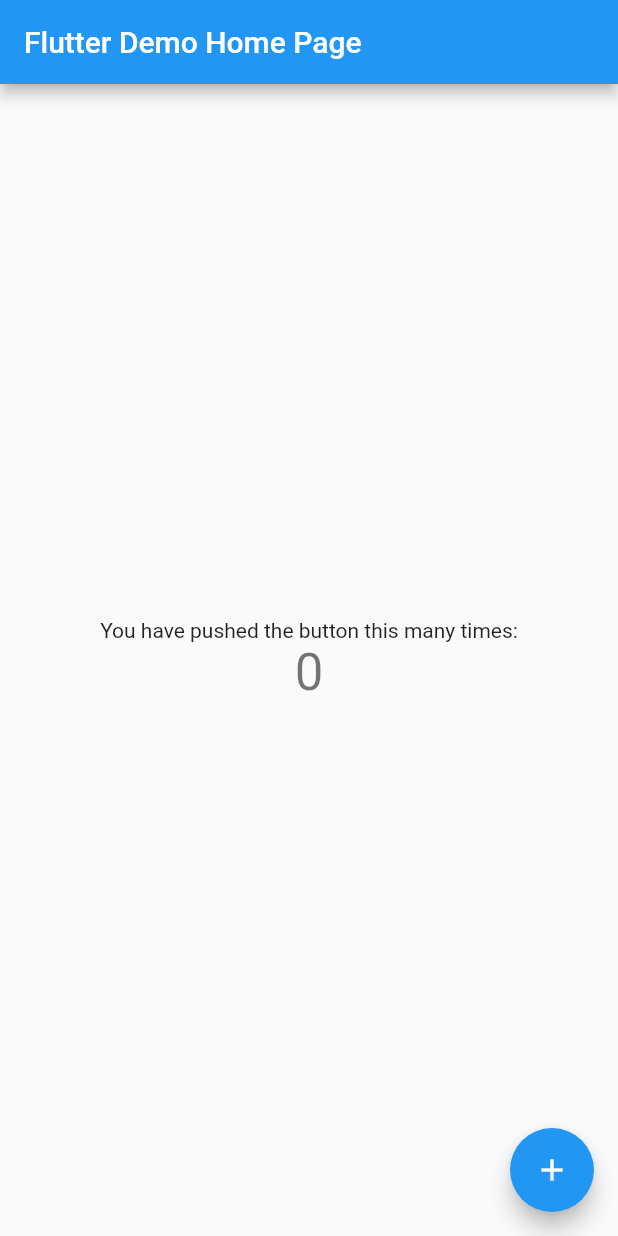
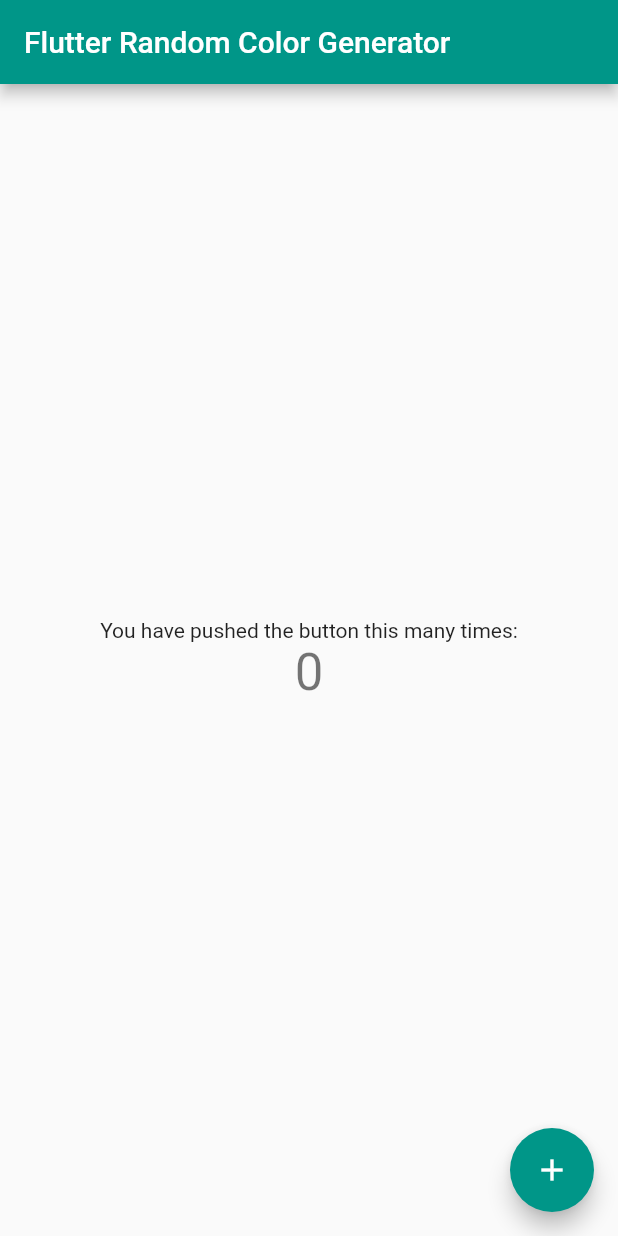
Before and after one commit to Grekoff18/RandomColorGenerator, a Flutter app: the screen it shows after launch, on a phone screen of 412 x 824 dp. Run offline on Flutter 3.47's test engine with Material 2 defaults, Android fonts, the phone set to English and light mode, and no system bars.

Commit message:
feat: create project structure

```diff
--- a/lib/main.dart
+++ b/lib/main.dart
@@ -1,4 +1,5 @@
 import 'package:flutter/material.dart';
+import 'dart:math';
 
 void main() {
   runApp(MyApp());
@@ -9,7 +10,7 @@ class MyApp extends StatelessWidget {
   @override
   Widget build(BuildContext context) {
     return MaterialApp(
-      title: 'Flutter Demo',
+      title: 'Random Color Generator',
       theme: ThemeData(
         // This is the theme of your application.
         //
@@ -20,9 +21,9 @@ class MyApp extends StatelessWidget {
         // or simply save your changes to "hot reload" in a Flutter IDE).
         // Notice that the counter didn't reset back to zero; the application
         // is not restarted.
-        primarySwatch: Colors.blue,
+        primarySwatch: Colors.teal,
       ),
-      home: MyHomePage(title: 'Flutter Demo Home Page'),
+      home: MyHomePage(title: 'Flutter Random Color Generator'),
     );
   }
 }
```
Also changed, not shown: pubspec.yaml (+9 -0 lines).
